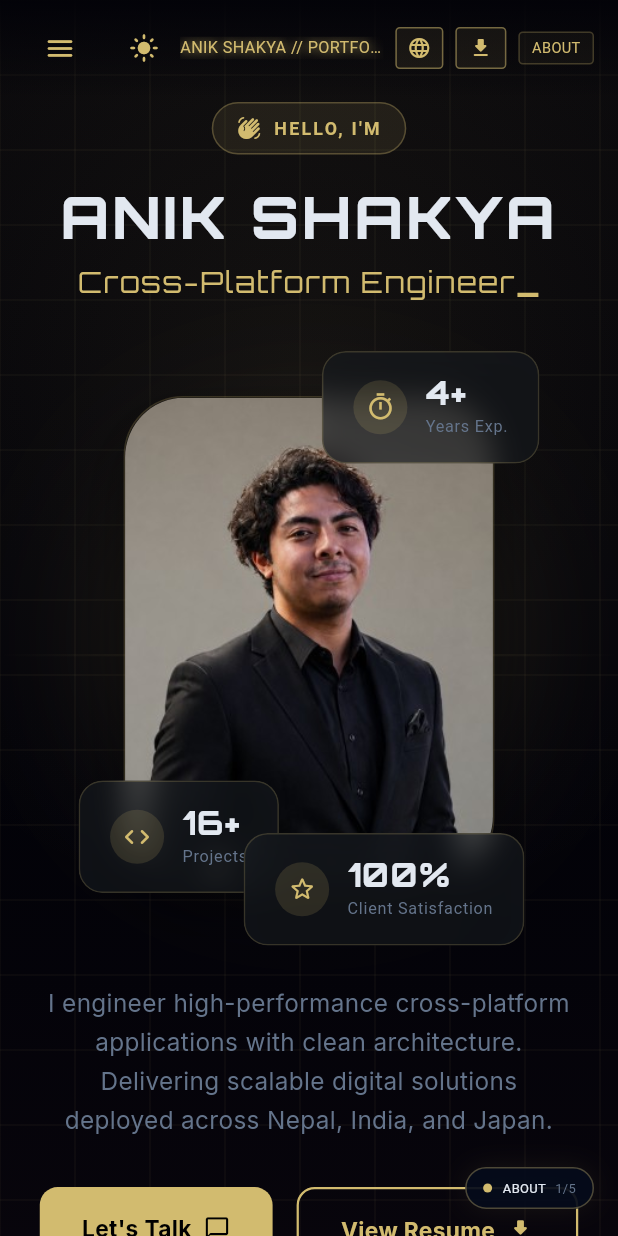
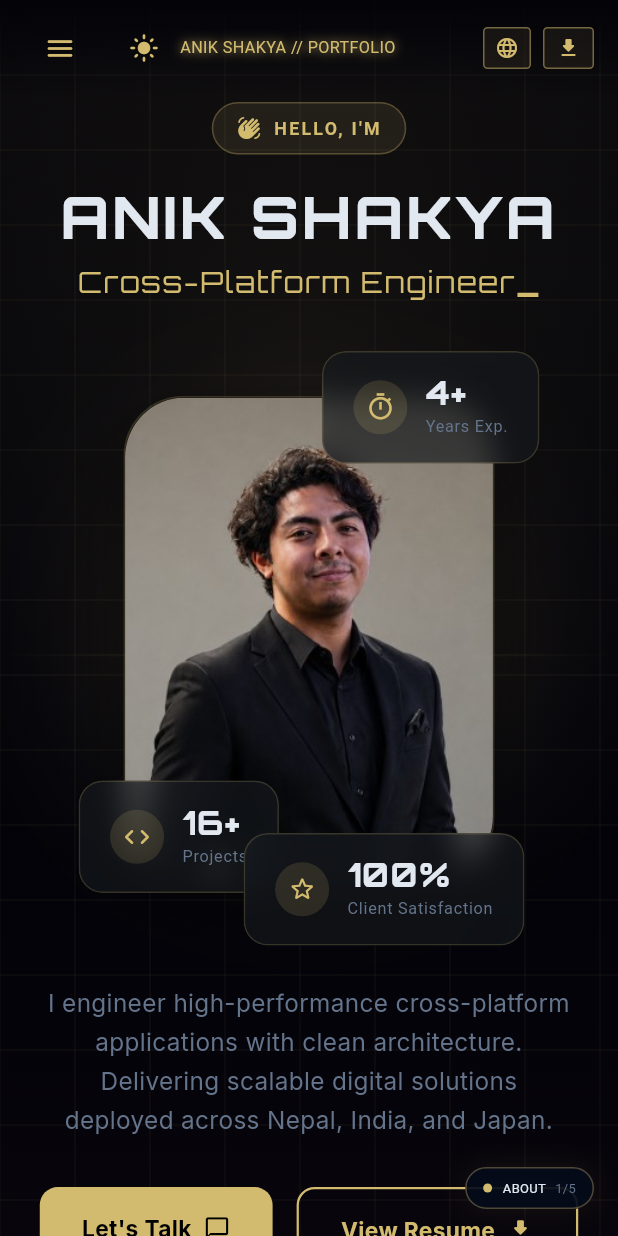
Before and after one commit to Anikshakya/my_portfolio, a Flutter app: the screen it shows after launch, on a phone screen of 412 x 824 dp. Run offline on Flutter 3.47's test engine with Material 3 defaults, Android fonts, the phone set to English and light mode, and no system bars; drawn by our look-alikes of flutter_animate; our stand-ins replace google_fonts, visibility_detector.

```diff
--- a/lib/main.dart
+++ b/lib/main.dart
@@ -809,38 +809,6 @@ class _TopBarState extends State<_TopBar> {
               ),
             ),
           ),
-
-          const SizedBox(width: 8),
-
-          // ---------------------------------------------------------------
-          // CURRENT SECTION
-          // ---------------------------------------------------------------
-
-          Container(
-            padding: const EdgeInsets.symmetric(
-              horizontal: 8,
-              vertical: 3,
-            ),
-
-            decoration: BoxDecoration(
-              border: Border.all(
-                color: HudColors.cyan.withValues(
-                  alpha: 0.25,
-                ),
-              ),
-              borderRadius:
-                  BorderRadius.circular(3),
-              color: HudColors.cyan.withValues(
-                alpha: 0.05,
-              ),
-            ),
-
-            child: Text(
-              widget.sectionNames[
-                  widget.currentIndex],
-              style: HudTextStyles.mono(9),
-            ),
-          ),
         ],
       ),
     );
```
Also changed, not shown: 3 other files.
